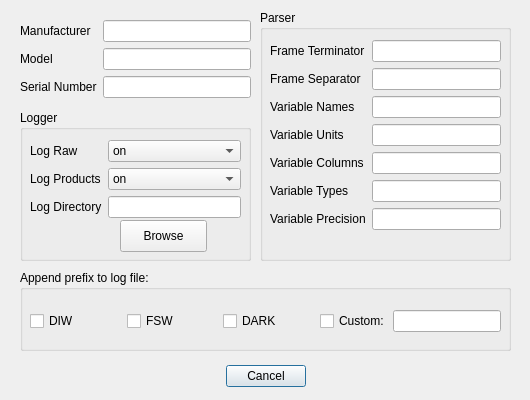
Qt form inlinino/resources/setup_generic.ui (OceanOptics/Inlinino) before a commit.
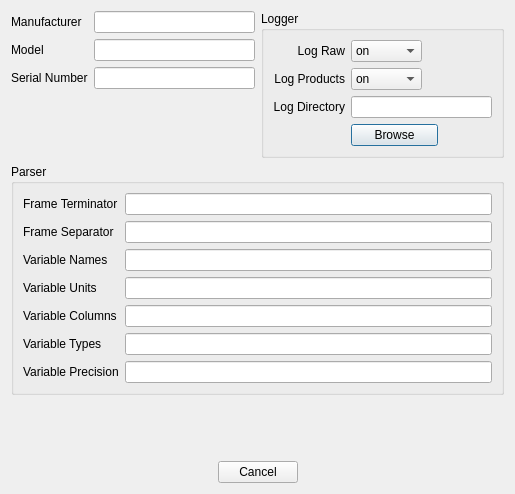
The same form after that commit.

Commit message:
Updated UI + Moved Append log file prefix to new dialog when start logging
    + Dialog are now modal which prevents accessing the main window (bug fix opened multiple time same setup dialog)
    + Added title to secondary figures showing spectrum (ACS, LISST)
    + Added method instrument.log_update_cfg and instrument.log_get_file_ext
    + Dialog Logging Options doesn't write parameters to configuration file
    + gui.py added parent window to each dialog
    + ressources/*.ui updated design and switch all dialog to modal
    +

What changed in the file:
```diff
--- a/inlinino/resources/setup_generic.ui
+++ b/inlinino/resources/setup_generic.ui
@@ -6,237 +6,83 @@
    <rect>
     <x>0</x>
     <y>0</y>
-    <width>530</width>
-    <height>400</height>
+    <width>515</width>
+    <height>494</height>
    </rect>
   </property>
   <property name="windowTitle">
    <string>Inlinino: Setup Generic Instrument</string>
   </property>
-  <widget class="QDialogButtonBox" name="button_box">
-   <property name="geometry">
-    <rect>
-     <x>20</x>
-     <y>360</y>
-     <width>491</width>
-     <height>32</height>
-    </rect>
-   </property>
-   <property name="orientation">
-    <enum>Qt::Horizontal</enum>
-   </property>
-   <property name="standardButtons">
-    <set>QDialogButtonBox::Cancel</set>
-   </property>
-   <property name="centerButtons">
-    <bool>true</bool>
-   </property>
-  </widget>
-  <widget class="QGroupBox" name="groupBox">
-   <property name="geometry">
-    <rect>
-     <x>20</x>
-     <y>270</y>
-     <width>491</width>
-     <height>81</height>
-    </rect>
-   </property>
-   <property name="title">
-    <string>Append prefix to log file:</string>
-   </property>
-   <widget class="QWidget" name="layoutWidget">
-    <property name="geometry">
-     <rect>
-      <x>10</x>
-      <y>31</y>
-      <width>471</width>
-      <height>41</height>
-     </rect>
-    </property>
-    <layout class="QHBoxLayout" name="horizontalLayout_5">
-     <property name="spacing">
-      <number>-1</number>
-     </property>
+  <layout class="QVBoxLayout" name="verticalLayout_2">
      <item>
-      <widget class="QCheckBox" name="checkbox_prefix_diw">
-       <property name="text">
-        <string>DIW</string>
-       </property>
-      </widget>
-     </item>
+    <layout class="QHBoxLayout" name="horizontalLayout_2">
      <item>
-      <widget class="QCheckBox" name="checkbox_prefix_fsw">
-       <property name="text">
-        <string>FSW</string>
+      <layout class="QFormLayout" name="formLayout_4">
+       <property name="sizeConstraint">
+        <enum>QLayout::SetFixedSize</enum>
        </property>
-      </widget>
-     </item>
-     <item>
-      <widget class="QCheckBox" name="checkbox_prefix_dark">
-       <property name="text">
-        <string>DARK</string>
-       </property>
-      </widget>
-     </item>
-     <item>
-      <layout class="QHBoxLayout" name="horizontalLayout_3">
-       <property name="spacing">
-        <number>0</number>
-       </property>
-       <item>
-        <widget class="QCheckBox" name="checkbox_prefix_custom">
-         <property name="text">
-          <string>Custom: </string>
-         </property>
-        </widget>
-       </item>
-       <item>
-        <widget class="QLineEdit" name="le_prefix_custom">
-         <property name="sizePolicy">
-          <sizepolicy hsizetype="Preferred" vsizetype="Fixed">
-           <horstretch>0</horstretch>
-           <verstretch>0</verstretch>
-          </sizepolicy>
-         </property>
-         <property name="inputMask">
-          <string/>
-         </property>
-         <property name="maxLength">
-          <number>10</number>
-         </property>
-        </widget>
-       </item>
-      </layout>
-     </item>
-    </layout>
-   </widget>
-  </widget>
-  <widget class="QGroupBox" name="groupBox_2">
-   <property name="geometry">
-    <rect>
-     <x>260</x>
-     <y>10</y>
-     <width>251</width>
-     <height>251</height>
-    </rect>
-   </property>
-   <property name="title">
-    <string>Parser</string>
-   </property>
-   <widget class="QWidget" name="formLayoutWidget_2">
-    <property name="geometry">
-     <rect>
-      <x>10</x>
-      <y>30</y>
-      <width>231</width>
-      <height>209</height>
-     </rect>
-    </property>
-    <layout class="QFormLayout" name="formLayout_2">
-     <item row="2" column="0">
-      <widget class="QLabel" name="label_5">
-       <property name="text">
-        <string>Variable Names</string>
-       </property>
-      </widget>
-     </item>
-     <item row="3" column="0">
-      <widget class="QLabel" name="label_6">
-       <property name="text">
-        <string>Variable Units</string>
-       </property>
-      </widget>
-     </item>
-     <item row="4" column="0">
-      <widget class="QLabel" name="label_7">
-       <property name="text">
-        <string>Variable Columns</string>
-       </property>
-      </widget>
-     </item>
-     <item row="5" column="0">
-      <widget class="QLabel" name="label_8">
-       <property name="text">
-        <string>Variable Types</string>
-       </property>
-      </widget>
-     </item>
-     <item row="6" column="0">
-      <widget class="QLabel" name="label_9">
-       <property name="text">
-        <string>Variable Precision</string>
-       </property>
-      </widget>
-     </item>
-     <item row="2" column="1">
-      <widget class="QLineEdit" name="le_variable_names"/>
-     </item>
-     <item row="3" column="1">
-      <widget class="QLineEdit" name="le_variable_units"/>
-     </item>
-     <item row="4" column="1">
-      <widget class="QLineEdit" name="le_variable_columns"/>
-     </item>
-     <item row="5" column="1">
-      <widget class="QLineEdit" name="le_variable_types"/>
-     </item>
-     <item row="6" column="1">
-      <widget class="QLineEdit" name="le_variable_precision"/>
-     </item>
      <item row="0" column="0">
-      <widget class="QLabel" name="label_3">
+        <widget class="QLabel" name="label">
        <property name="text">
-        <string>Frame Terminator</string>
+          <string>Manufacturer</string>
        </property>
       </widget>
      </item>
      <item row="1" column="0">
-      <widget class="QLabel" name="label_4">
+        <widget class="QLabel" name="label_2">
        <property name="text">
-        <string>Frame Separator</string>
+          <string>Model</string>
        </property>
       </widget>
      </item>
      <item row="0" column="1">
-      <widget class="QLineEdit" name="le_terminator"/>
+        <widget class="QLineEdit" name="le_manufacturer"/>
      </item>
      <item row="1" column="1">
-      <widget class="QLineEdit" name="le_separator"/>
-     </item>
-    </layout>
-   </widget>
-  </widget>
+        <widget class="QLineEdit" name="le_model"/>
+       </item>
+       <item row="2" column="0">
+        <widget class="QLabel" name="label_13">
+         <property name="text">
+          <string>Serial Number</string>
+         </property>
+        </widget>
+       </item>
+       <item row="2" column="1">
+        <widget class="QLineEdit" name="le_serial_number"/>
+       </item>
+      </layout>
+     </item>
+     <item>
   <widget class="QGroupBox" name="groupBox_3">
-   <property name="geometry">
-    <rect>
-     <x>20</x>
-     <y>110</y>
-     <width>231</width>
-     <height>151</height>
-    </rect>
+       <property name="sizePolicy">
+        <sizepolicy hsizetype="Preferred" vsizetype="Fixed">
+         <horstretch>0</horstretch>
+         <verstretch>0</verstretch>
+        </sizepolicy>
    </property>
    <property name="title">
     <string>Logger</string>
    </property>
-   <widget class="QWidget" name="formLayoutWidget_3">
-    <property name="geometry">
-     <rect>
-      <x>10</x>
-      <y>30</y>
-      <width>211</width>
-      <height>86</height>
-     </rect>
-    </property>
-    <layout class="QFormLayout" name="formLayout_3">
+       <layout class="QGridLayout" name="gridLayout_2">
      <item row="0" column="0">
       <widget class="QLabel" name="label_10">
        <property name="text">
         <string>Log Raw</string>
        </property>
+          <property name="alignment">
+           <set>Qt::AlignRight|Qt::AlignTrailing|Qt::AlignVCenter</set>
+          </property>
       </widget>
      </item>
      <item row="0" column="1">
       <widget class="QComboBox" name="combobox_log_raw">
+          <property name="maximumSize">
+           <size>
+            <width>71</width>
+            <height>30</height>
+           </size>
+          </property>
        <item>
         <property name="text">
          <string>on</string>
@@ -254,10 +100,19 @@
        <property name="text">
         <string>Log Products</string>
        </property>
+          <property name="alignment">
+           <set>Qt::AlignRight|Qt::AlignTrailing|Qt::AlignVCenter</set>
+          </property>
       </widget>
      </item>
      <item row="1" column="1">
       <widget class="QComboBox" name="combobox_log_products">
+          <property name="maximumSize">
+           <size>
+            <width>71</width>
+            <height>30</height>
+           </size>
+          </property>
        <item>
         <property name="text">
          <string>on</string>
@@ -275,69 +130,200 @@
        <property name="text">
         <string>Log Directory</string>
        </property>
+          <property name="alignment">
+           <set>Qt::AlignRight|Qt::AlignTrailing|Qt::AlignVCenter</set>
+          </property>
       </widget>
      </item>
      <item row="2" column="1">
-      <widget class="QLineEdit" name="le_log_path"/>
-     </item>
-    </layout>
-   </widget>
+         <widget class="QLineEdit" name="le_log_path">
+          <property name="minimumSize">
+           <size>
+            <width>125</width>
+            <height>0</height>
+           </size>
+          </property>
+         </widget>
+        </item>
+        <item row="3" column="1">
    <widget class="QPushButton" name="button_browse_log_directory">
-    <property name="geometry">
-     <rect>
-      <x>100</x>
-      <y>110</y>
+          <property name="maximumSize">
+           <size>
       <width>87</width>
-      <height>32</height>
-     </rect>
+            <height>40</height>
+           </size>
     </property>
     <property name="text">
      <string>Browse</string>
     </property>
    </widget>
-  </widget>
-  <widget class="QWidget" name="formLayoutWidget_4">
-   <property name="geometry">
-    <rect>
-     <x>20</x>
-     <y>20</y>
-     <width>231</width>
-     <height>91</height>
-    </rect>
-   </property>
-   <layout class="QFormLayout" name="formLayout_4">
+        </item>
+       </layout>
+      </widget>
+     </item>
+    </layout>
+   </item>
+   <item>
+    <widget class="QGroupBox" name="groupBox_2">
+     <property name="sizePolicy">
+      <sizepolicy hsizetype="Preferred" vsizetype="Fixed">
+       <horstretch>0</horstretch>
+       <verstretch>0</verstretch>
+      </sizepolicy>
+     </property>
+     <property name="title">
+      <string>Parser</string>
+     </property>
+     <layout class="QGridLayout" name="gridLayout">
+      <item row="5" column="0">
+       <widget class="QLabel" name="label_8">
+        <property name="text">
+         <string>Variable Types</string>
+        </property>
+       </widget>
+      </item>
+      <item row="6" column="1">
+       <widget class="QLineEdit" name="le_variable_precision">
+        <property name="minimumSize">
+         <size>
+          <width>200</width>
+          <height>0</height>
+         </size>
+        </property>
+       </widget>
+      </item>
+      <item row="5" column="1">
+       <widget class="QLineEdit" name="le_variable_types">
+        <property name="minimumSize">
+         <size>
+          <width>200</width>
+          <height>0</height>
+         </size>
+        </property>
+       </widget>
+      </item>
+      <item row="2" column="1">
+       <widget class="QLineEdit" name="le_variable_names">
+        <property name="minimumSize">
+         <size>
+          <width>200</width>
+          <height>0</height>
+         </size>
+        </property>
+       </widget>
+      </item>
     <item row="0" column="0">
-     <widget class="QLabel" name="label">
+       <widget class="QLabel" name="label_3">
       <property name="text">
-       <string>Manufacturer</string>
-      </property>
-     </widget>
-    </item>
-    <item row="1" column="0">
-     <widget class="QLabel" name="label_2">
-      <property name="text">
-       <string>Model</string>
+         <string>Frame Terminator</string>
       </property>
      </widget>
     </item>
     <item row="0" column="1">
-     <widget class="QLineEdit" name="le_manufacturer"/>
+       <widget class="QLineEdit" name="le_terminator">
+        <property name="minimumSize">
+         <size>
+          <width>200</width>
+          <height>0</height>
+         </size>
+        </property>
+       </widget>
+      </item>
+      <item row="3" column="0">
+       <widget class="QLabel" name="label_6">
+        <property name="text">
+         <string>Variable Units</string>
+        </property>
+       </widget>
     </item>
     <item row="1" column="1">
-     <widget class="QLineEdit" name="le_model"/>
+       <widget class="QLineEdit" name="le_separator">
+        <property name="minimumSize">
+         <size>
+          <width>200</width>
+          <height>0</height>
+         </size>
+        </property>
+       </widget>
+      </item>
+      <item row="4" column="0">
+       <widget class="QLabel" name="label_7">
+        <property name="text">
+         <string>Variable Columns</string>
+        </property>
+       </widget>
     </item>
     <item row="2" column="0">
-     <widget class="QLabel" name="label_13">
+       <widget class="QLabel" name="label_5">
       <property name="text">
-       <string>Serial Number</string>
+         <string>Variable Names</string>
       </property>
      </widget>
     </item>
-    <item row="2" column="1">
-     <widget class="QLineEdit" name="le_serial_number"/>
-    </item>
-   </layout>
-  </widget>
+      <item row="6" column="0">
+       <widget class="QLabel" name="label_9">
+        <property name="text">
+         <string>Variable Precision</string>
+        </property>
+       </widget>
+      </item>
+      <item row="1" column="0">
+       <widget class="QLabel" name="label_4">
+        <property name="text">
+         <string>Frame Separator</string>
+        </property>
+       </widget>
+      </item>
+      <item row="3" column="1">
+       <widget class="QLineEdit" name="le_variable_units">
+        <property name="minimumSize">
+         <size>
+          <width>200</width>
+          <height>0</height>
+         </size>
+        </property>
+       </widget>
+      </item>
+      <item row="4" column="1">
+       <widget class="QLineEdit" name="le_variable_columns">
+        <property name="minimumSize">
+         <size>
+          <width>200</width>
+          <height>0</height>
+         </size>
+        </property>
+       </widget>
+      </item>
+     </layout>
+    </widget>
+   </item>
+   <item>
+    <spacer name="verticalSpacer">
+     <property name="orientation">
+      <enum>Qt::Vertical</enum>
+     </property>
+     <property name="sizeHint" stdset="0">
+      <size>
+       <width>20</width>
+       <height>0</height>
+      </size>
+     </property>
+    </spacer>
+   </item>
+   <item>
+    <widget class="QDialogButtonBox" name="button_box">
+     <property name="orientation">
+      <enum>Qt::Horizontal</enum>
+     </property>
+     <property name="standardButtons">
+      <set>QDialogButtonBox::Cancel</set>
+     </property>
+     <property name="centerButtons">
+      <bool>true</bool>
+     </property>
+    </widget>
+   </item>
+  </layout>
  </widget>
  <tabstops>
   <tabstop>le_manufacturer</tabstop>
```
Left out of the diff: 19 changed lines with no effect on the pictures. Lines whose indentation alone changed are shown as unchanged. The commit also changes 19 other files.
